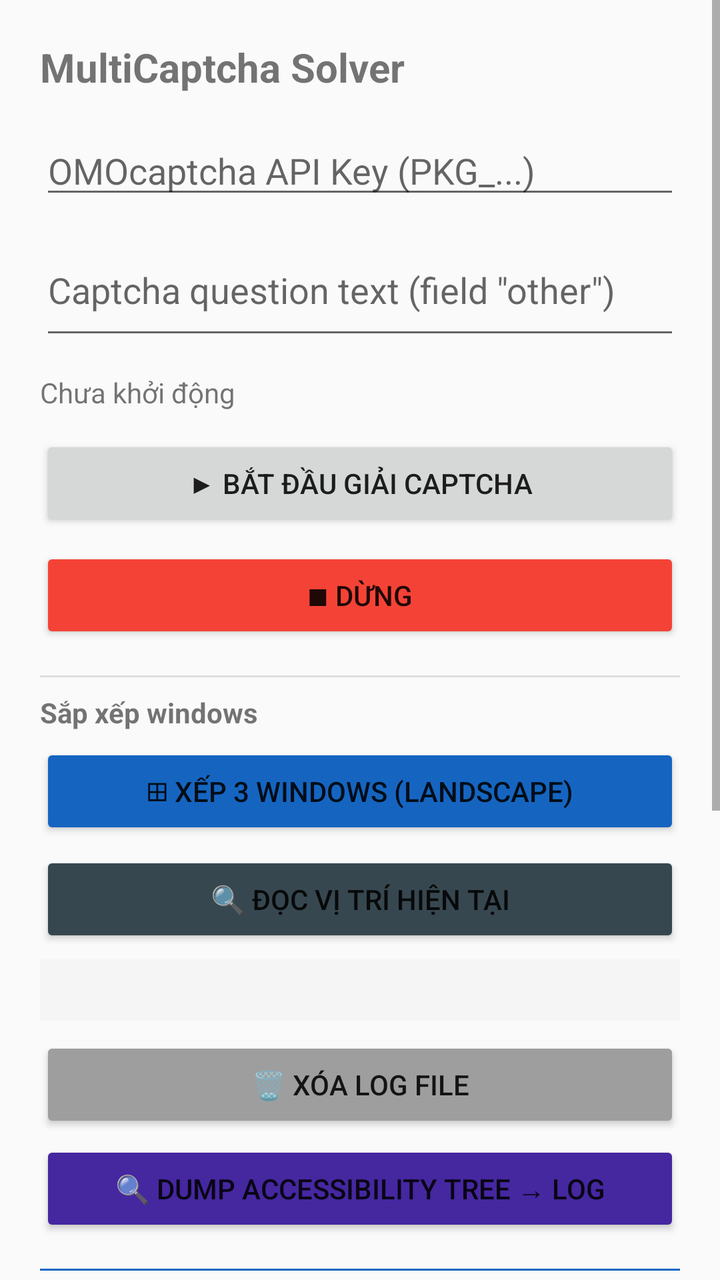
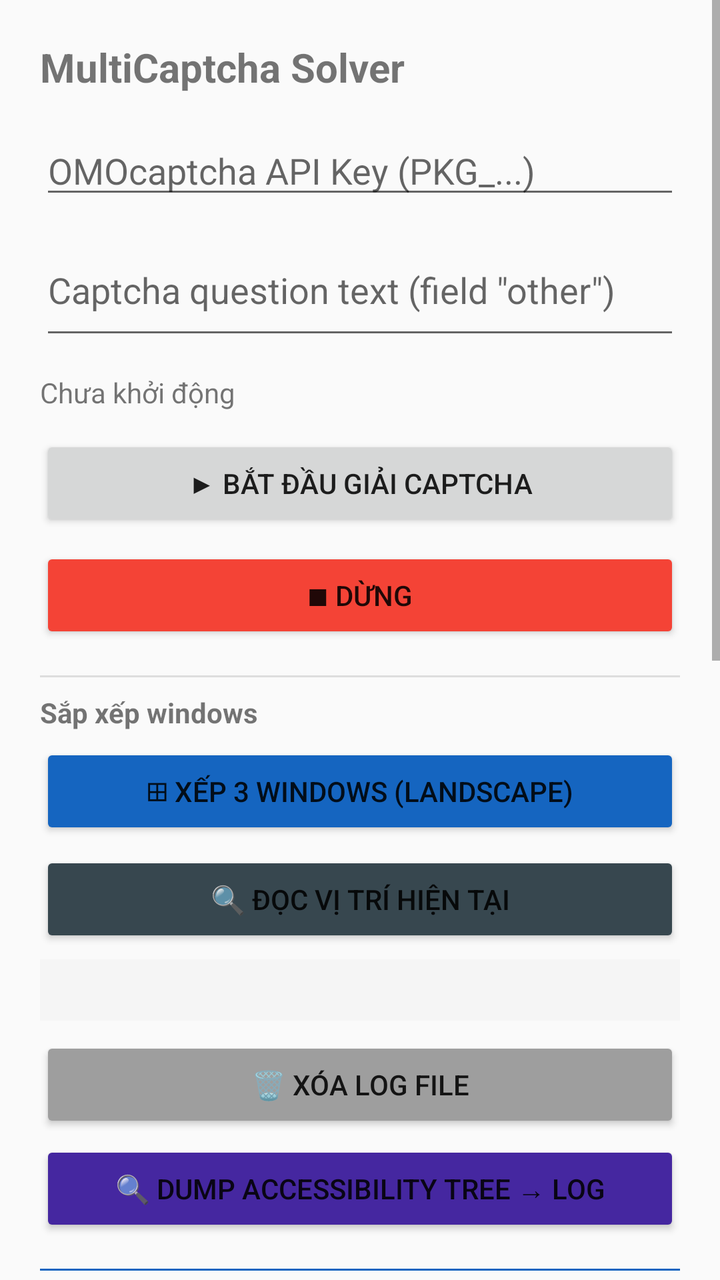

Before-and-after screenshots of an Android layout around one commit, followed by the original layout XML and the change that was made.
<!-- AndroidManifest.xml: application theme Theme.AppCompat.Light.DarkActionBar -->
<!-- res/layout/activity_main.xml -->
<?xml version="1.0" encoding="utf-8"?>
<ScrollView xmlns:android="http://schemas.android.com/apk/res/android"
    android:layout_width="match_parent"
    android:layout_height="match_parent">

    <LinearLayout
        android:layout_width="match_parent"
        android:layout_height="wrap_content"
        android:orientation="vertical"
        android:padding="20dp">

        <TextView
            android:layout_width="wrap_content"
            android:layout_height="wrap_content"
            android:text="MultiCaptcha Solver"
            android:textSize="20sp"
            android:textStyle="bold"
            android:layout_marginBottom="16dp"/>

        <EditText
            android:id="@+id/etApiKey"
            android:layout_width="match_parent"
            android:layout_height="wrap_content"
            android:hint="OMOcaptcha API Key (PKG_...)"
            android:inputType="text"
            android:singleLine="true"
            android:layout_marginBottom="8dp"/>

        <EditText
            android:id="@+id/etCaptchaOther"
            android:layout_width="match_parent"
            android:layout_height="wrap_content"
            android:hint="Captcha question text (field &quot;other&quot;)"
            android:inputType="textMultiLine"
            android:minLines="2"
            android:maxLines="4"
            android:layout_marginBottom="12dp"/>

        <TextView
            android:id="@+id/tvStatus"
            android:layout_width="wrap_content"
            android:layout_height="wrap_content"
            android:text="Chưa khởi động"
            android:layout_marginBottom="12dp"/>

        <Button
            android:id="@+id/btnStart"
            android:layout_width="match_parent"
            android:layout_height="wrap_content"
            android:text="▶ Bắt đầu giải captcha"
            android:layout_marginBottom="8dp"/>

        <Button
            android:id="@+id/btnStop"
            android:layout_width="match_parent"
            android:layout_height="wrap_content"
            android:text="■ Dừng"
            android:backgroundTint="#F44336"
            android:layout_marginBottom="8dp"/>

        
        <View android:layout_width="match_parent" android:layout_height="1dp"
            android:background="#DDDDDD" android:layout_marginTop="8dp" android:layout_marginBottom="8dp"/>

        <TextView android:layout_width="wrap_content" android:layout_height="wrap_content"
            android:text="Sắp xếp windows" android:textStyle="bold" android:layout_marginBottom="6dp"/>

        <Button android:id="@+id/btnLayout" android:layout_width="match_parent"
            android:layout_height="wrap_content" android:text="⊞ Xếp 3 windows (landscape)"
            android:backgroundTint="#1565C0"/>

        <Button android:id="@+id/btnReadPos" android:layout_width="match_parent"
            android:layout_height="wrap_content" android:text="🔍 Đọc vị trí hiện tại"
            android:backgroundTint="#37474F" android:layout_marginTop="6dp"/>

        <TextView android:id="@+id/tvPosInfo" android:layout_width="match_parent"
            android:layout_height="wrap_content" android:textSize="11sp"
            android:fontFamily="monospace" android:layout_marginTop="6dp"
            android:padding="8dp" android:background="#F5F5F5"/>

        <Button android:id="@+id/btnClearLog" android:layout_width="match_parent"
            android:layout_height="wrap_content" android:text="🗑 Xóa log file"
            android:backgroundTint="#9E9E9E" android:layout_marginTop="8dp"/>

        <Button android:id="@+id/btnDumpA11y" android:layout_width="match_parent"
            android:layout_height="wrap_content" android:text="🔍 Dump Accessibility tree → log"
            android:backgroundTint="#4527A0" android:layout_marginTop="4dp"/>

        
        <View android:layout_width="match_parent" android:layout_height="1dp"
            android:background="#1565C0" android:layout_marginTop="16dp" android:layout_marginBottom="8dp"/>

        <TextView android:layout_width="wrap_content" android:layout_height="wrap_content"
            android:text="📐 Calibration (% chiều cao slot)"
            android:textStyle="bold" android:textColor="#1565C0" android:layout_marginBottom="4dp"/>

        <TextView android:layout_width="wrap_content" android:layout_height="wrap_content"
            android:text="Nhập % vị trí, nhấn 💾 Lưu. Nhấn 📍 Test để xem tap flash."
            android:textSize="11sp" android:textColor="#666666" android:layout_marginBottom="10dp"/>

        
        <LinearLayout android:layout_width="match_parent" android:layout_height="wrap_content"
            android:orientation="horizontal" android:gravity="center_vertical" android:layout_marginBottom="6dp">
            <TextView android:layout_width="0dp" android:layout_height="wrap_content"
                android:layout_weight="1" android:text="🟩 startBtn detect:"
                android:textSize="12sp"/>
            <EditText android:id="@+id/etStartDetTop" android:layout_width="48dp"
                android:layout_height="wrap_content" android:inputType="numberDecimal"
                android:hint="60" android:textSize="12sp" android:textAlignment="center"/>
            <TextView android:layout_width="wrap_content" android:layout_height="wrap_content"
                android:text=" – " android:textSize="12sp"/>
            <EditText android:id="@+id/etStartDetBot" android:layout_width="48dp"
                android:layout_height="wrap_content" android:inputType="numberDecimal"
                android:hint="69" android:textSize="12sp" android:textAlignment="center"/>
            <TextView android:layout_width="wrap_content" android:layout_height="wrap_content"
                android:text="  tap Y:" android:textSize="12sp"/>
            <EditText android:id="@+id/etStartTapY" android:layout_width="48dp"
                android:layout_height="wrap_content" android:inputType="numberDecimal"
                android:hint="66" android:textSize="12sp" android:textAlignment="center"/>
        </LinearLayout>

        
        <LinearLayout android:layout_width="match_parent" android:layout_height="wrap_content"
            android:orientation="horizontal" android:gravity="center_vertical" android:layout_marginBottom="6dp">
            <TextView android:layout_width="0dp" android:layout_height="wrap_content"
                android:layout_weight="1" android:text="🟡 arrow → tap:"
                android:textSize="12sp"/>
            <TextView android:layout_width="wrap_content" android:layout_height="wrap_content"
                android:text="X:" android:textSize="12sp"/>
            <EditText android:id="@+id/etArrowTapX" android:layout_width="48dp"
                android:layout_height="wrap_content" android:inputType="numberDecimal"
                android:hint="90" android:textSize="12sp" android:textAlignment="center"/>
            <TextView android:layout_width="wrap_content" android:layout_height="wrap_content"
                android:text="  Y:" android:textSize="12sp"/>
            <EditText android:id="@+id/etArrowTapY" android:layout_width="48dp"
                android:layout_height="wrap_content" android:inputType="numberDecimal"
                android:hint="71" android:textSize="12sp" android:textAlignment="center"/>
        </LinearLayout>

        
        <LinearLayout android:layout_width="match_parent" android:layout_height="wrap_content"
            android:orientation="horizontal" android:gravity="center_vertical" android:layout_marginBottom="6dp">
            <TextView android:layout_width="0dp" android:layout_height="wrap_content"
                android:layout_weight="1" android:text="🟦 submitBtn detect:"
                android:textSize="12sp"/>
            <EditText android:id="@+id/etSubDetTop" android:layout_width="48dp"
                android:layout_height="wrap_content" android:inputType="numberDecimal"
                android:hint="75" android:textSize="12sp" android:textAlignment="center"/>
            <TextView android:layout_width="wrap_content" android:layout_height="wrap_content"
                android:text=" – " android:textSize="12sp"/>
            <EditText android:id="@+id/etSubDetBot" android:layout_width="48dp"
                android:layout_height="wrap_content" android:inputType="numberDecimal"
                android:hint="82" android:textSize="12sp" android:textAlignment="center"/>
            <TextView android:layout_width="wrap_content" android:layout_height="wrap_content"
                android:text="  tap Y:" android:textSize="12sp"/>
            <EditText android:id="@+id/etSubTapY" android:layout_width="48dp"
                android:layout_height="wrap_content" android:inputType="numberDecimal"
                android:hint="77" android:textSize="12sp" android:textAlignment="center"/>
        </LinearLayout>

        
        <LinearLayout android:layout_width="match_parent" android:layout_height="wrap_content"
            android:orientation="horizontal" android:gravity="center_vertical" android:layout_marginBottom="4dp">
            <TextView android:layout_width="0dp" android:layout_height="wrap_content"
                android:layout_weight="1" android:text="🟧 matchThis crop X:"
                android:textSize="12sp"/>
            <EditText android:id="@+id/etMatchLeft" android:layout_width="48dp"
                android:layout_height="wrap_content" android:inputType="numberDecimal"
                android:hint="25" android:textSize="12sp" android:textAlignment="center"/>
            <TextView android:layout_width="wrap_content" android:layout_height="wrap_content"
                android:text=" – " android:textSize="12sp"/>
            <EditText android:id="@+id/etMatchRight" android:layout_width="48dp"
                android:layout_height="wrap_content" android:inputType="numberDecimal"
                android:hint="49" android:textSize="12sp" android:textAlignment="center"/>
        </LinearLayout>

        
        <LinearLayout android:layout_width="match_parent" android:layout_height="wrap_content"
            android:orientation="horizontal" android:gravity="center_vertical" android:layout_marginBottom="12dp">
            <TextView android:layout_width="0dp" android:layout_height="wrap_content"
                android:layout_weight="1" android:text="🟧 matchThis crop Y:"
                android:textSize="12sp"/>
            <EditText android:id="@+id/etMatchTop" android:layout_width="48dp"
                android:layout_height="wrap_content" android:inputType="numberDecimal"
                android:hint="45" android:textSize="12sp" android:textAlignment="center"/>
            <TextView android:layout_width="wrap_content" android:layout_height="wrap_content"
                android:text=" – " android:textSize="12sp"/>
            <EditText android:id="@+id/etMatchBot" android:layout_width="48dp"
                android:layout_height="wrap_content" android:inputType="numberDecimal"
                android:hint="65" android:textSize="12sp" android:textAlignment="center"/>
        </LinearLayout>

        
        <LinearLayout android:layout_width="match_parent" android:layout_height="wrap_content"
            android:orientation="horizontal">
            <Button android:id="@+id/btnSaveCalib" android:layout_width="0dp"
                android:layout_height="wrap_content" android:layout_weight="1"
                android:text="💾 Lưu" android:backgroundTint="#2E7D32"
                android:layout_marginEnd="6dp"/>
            <Button android:id="@+id/btnResetCalib" android:layout_width="0dp"
                android:layout_height="wrap_content" android:layout_weight="1"
                android:text="🔁 Reset" android:backgroundTint="#E65100"
                android:layout_marginEnd="6dp"/>
            <Button android:id="@+id/btnTestTap" android:layout_width="0dp"
                android:layout_height="wrap_content" android:layout_weight="1"
                android:text="📍 Test tap" android:backgroundTint="#6A1B9A"/>
        </LinearLayout>

        <TextView android:layout_width="wrap_content" android:layout_height="wrap_content"
            android:text="Log: /storage/emulated/0/Download/solver_debug.txt"
            android:textSize="10sp" android:textColor="#888888" android:layout_marginTop="12dp"/>

        <TextView android:layout_width="wrap_content" android:layout_height="wrap_content"
            android:text="Slots: Slot0=a.baba  Slot1=a.dcdc  Slot2=a.fefe"
            android:textSize="10sp" android:textColor="#888888" android:layout_marginTop="4dp"/>

    </LinearLayout>
</ScrollView>
<!-- resources referenced by this layout -->
<resources>

</resources>

<!-- the commit's change to res/layout/activity_main.xml (unified diff, before → after) -->
@@ -176,18 +176,114 @@
 
         
         <LinearLayout android:layout_width="match_parent" android:layout_height="wrap_content"
+            android:orientation="horizontal" android:gravity="center_vertical" android:layout_marginBottom="6dp">
+            <TextView android:layout_width="0dp" android:layout_height="wrap_content"
+                android:layout_weight="1" android:text="🟧 matchThis crop Y:"
+                android:textSize="12sp"/>
+            <EditText android:id="@+id/etMatchTop" android:layout_width="48dp"
+                android:layout_height="wrap_content" android:inputType="numberDecimal"
+                android:hint="45" android:textSize="12sp" android:textAlignment="center"/>
+            <TextView android:layout_width="wrap_content" android:layout_height="wrap_content"
+                android:text=" – " android:textSize="12sp"/>
+            <EditText android:id="@+id/etMatchBot" android:layout_width="48dp"
+                android:layout_height="wrap_content" android:inputType="numberDecimal"
+                android:hint="65" android:textSize="12sp" android:textAlignment="center"/>
+        </LinearLayout>
+
+        
+        <LinearLayout android:layout_width="match_parent" android:layout_height="wrap_content"
+            android:orientation="horizontal" android:gravity="center_vertical" android:layout_marginBottom="4dp">
+            <TextView android:layout_width="0dp" android:layout_height="wrap_content"
+                android:layout_weight="1" android:text="🟪 option crop X:"
+                android:textSize="12sp"/>
+            <EditText android:id="@+id/etOptLeft" android:layout_width="48dp"
+                android:layout_height="wrap_content" android:inputType="numberDecimal"
+                android:hint="51" android:textSize="12sp" android:textAlignment="center"/>
+            <TextView android:layout_width="wrap_content" android:layout_height="wrap_content"
+                android:text=" – " android:textSize="12sp"/>
+            <EditText android:id="@+id/etOptRight" android:layout_width="48dp"
+                android:layout_height="wrap_content" android:inputType="numberDecimal"
+                android:hint="98" android:textSize="12sp" android:textAlignment="center"/>
+        </LinearLayout>
+
+        
+        <LinearLayout android:layout_width="match_parent" android:layout_height="wrap_content"
+            android:orientation="horizontal" android:gravity="center_vertical" android:layout_marginBottom="6dp">
+            <TextView android:layout_width="0dp" android:layout_height="wrap_content"
+                android:layout_weight="1" android:text="🟪 option crop Y:"
+                android:textSize="12sp"/>
+            <EditText android:id="@+id/etOptTop" android:layout_width="48dp"
+                android:layout_height="wrap_content" android:inputType="numberDecimal"
+                android:hint="45" android:textSize="12sp" android:textAlignment="center"/>
+            <TextView android:layout_width="wrap_content" android:layout_height="wrap_content"
+                android:text=" – " android:textSize="12sp"/>
+            <EditText android:id="@+id/etOptBot" android:layout_width="48dp"
+                android:layout_height="wrap_content" android:inputType="numberDecimal"
+                android:hint="65" android:textSize="12sp" android:textAlignment="center"/>
+        </LinearLayout>
+
+        
+        <LinearLayout android:layout_width="match_parent" android:layout_height="wrap_content"
+            android:orientation="horizontal" android:gravity="center_vertical" android:layout_marginBottom="4dp">
+            <TextView android:layout_width="0dp" android:layout_height="wrap_content"
+                android:layout_weight="1" android:text="🟨 OCR question X:"
+                android:textSize="12sp"/>
+            <EditText android:id="@+id/etQLeft" android:layout_width="48dp"
+                android:layout_height="wrap_content" android:inputType="numberDecimal"
+                android:hint="2" android:textSize="12sp" android:textAlignment="center"/>
+            <TextView android:layout_width="wrap_content" android:layout_height="wrap_content"
+                android:text=" – " android:textSize="12sp"/>
+            <EditText android:id="@+id/etQRight" android:layout_width="48dp"
+                android:layout_height="wrap_content" android:inputType="numberDecimal"
+                android:hint="98" android:textSize="12sp" android:textAlignment="center"/>
+        </LinearLayout>
+
+        
+        <LinearLayout android:layout_width="match_parent" android:layout_height="wrap_content"
+            android:orientation="horizontal" android:gravity="center_vertical" android:layout_marginBottom="6dp">
+            <TextView android:layout_width="0dp" android:layout_height="wrap_content"
+                android:layout_weight="1" android:text="🟨 OCR question Y:"
+                android:textSize="12sp"/>
+            <EditText android:id="@+id/etQTop" android:layout_width="48dp"
+                android:layout_height="wrap_content" android:inputType="numberDecimal"
+                android:hint="30" android:textSize="12sp" android:textAlignment="center"/>
+            <TextView android:layout_width="wrap_content" android:layout_height="wrap_content"
+                android:text=" – " android:textSize="12sp"/>
+            <EditText android:id="@+id/etQBot" android:layout_width="48dp"
+                android:layout_height="wrap_content" android:inputType="numberDecimal"
+                android:hint="44" android:textSize="12sp" android:textAlignment="center"/>
+        </LinearLayout>
+
+        
+        <LinearLayout android:layout_width="match_parent" android:layout_height="wrap_content"
+            android:orientation="horizontal" android:gravity="center_vertical" android:layout_marginBottom="4dp">
+            <TextView android:layout_width="0dp" android:layout_height="wrap_content"
+                android:layout_weight="1" android:text="🟦 dots count X:"
+                android:textSize="12sp"/>
+            <EditText android:id="@+id/etDotsLeft" android:layout_width="48dp"
+                android:layout_height="wrap_content" android:inputType="numberDecimal"
+                android:hint="10" android:textSize="12sp" android:textAlignment="center"/>
+            <TextView android:layout_width="wrap_content" android:layout_height="wrap_content"
+                android:text=" – " android:textSize="12sp"/>
+            <EditText android:id="@+id/etDotsRight" android:layout_width="48dp"
+                android:layout_height="wrap_content" android:inputType="numberDecimal"
+                android:hint="90" android:textSize="12sp" android:textAlignment="center"/>
+        </LinearLayout>
+
+        
+        <LinearLayout android:layout_width="match_parent" android:layout_height="wrap_content"
             android:orientation="horizontal" android:gravity="center_vertical" android:layout_marginBottom="12dp">
             <TextView android:layout_width="0dp" android:layout_height="wrap_content"
-                android:layout_weight="1" android:text="🟧 matchThis crop Y:"
-                android:textSize="12sp"/>
-            <EditText android:id="@+id/etMatchTop" android:layout_width="48dp"
-                android:layout_height="wrap_content" android:inputType="numberDecimal"
-                android:hint="45" android:textSize="12sp" android:textAlignment="center"/>
-            <TextView android:layout_width="wrap_content" android:layout_height="wrap_content"
-                android:text=" – " android:textSize="12sp"/>
-            <EditText android:id="@+id/etMatchBot" android:layout_width="48dp"
-                android:layout_height="wrap_content" android:inputType="numberDecimal"
-                android:hint="65" android:textSize="12sp" android:textAlignment="center"/>
+                android:layout_weight="1" android:text="🟦 dots count Y:"
+                android:textSize="12sp"/>
+            <EditText android:id="@+id/etDotsTop" android:layout_width="48dp"
+                android:layout_height="wrap_content" android:inputType="numberDecimal"
+                android:hint="70" android:textSize="12sp" android:textAlignment="center"/>
+            <TextView android:layout_width="wrap_content" android:layout_height="wrap_content"
+                android:text=" – " android:textSize="12sp"/>
+            <EditText android:id="@+id/etDotsBot" android:layout_width="48dp"
+                android:layout_height="wrap_content" android:inputType="numberDecimal"
+                android:hint="74" android:textSize="12sp" android:textAlignment="center"/>
         </LinearLayout>
 
         
